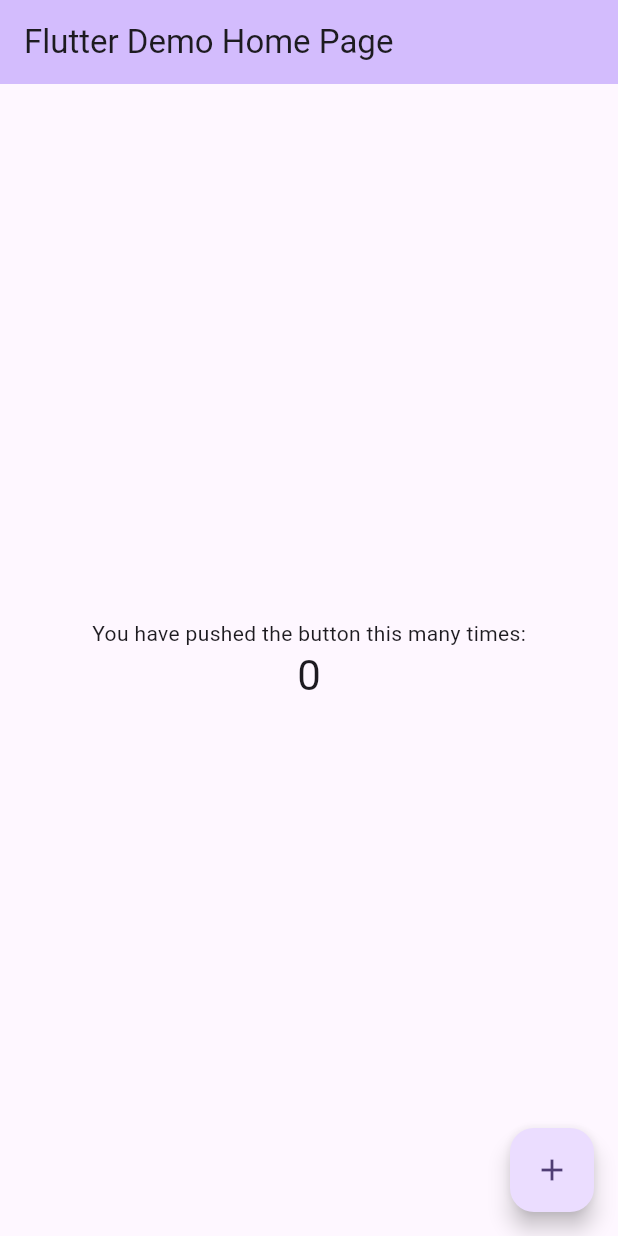
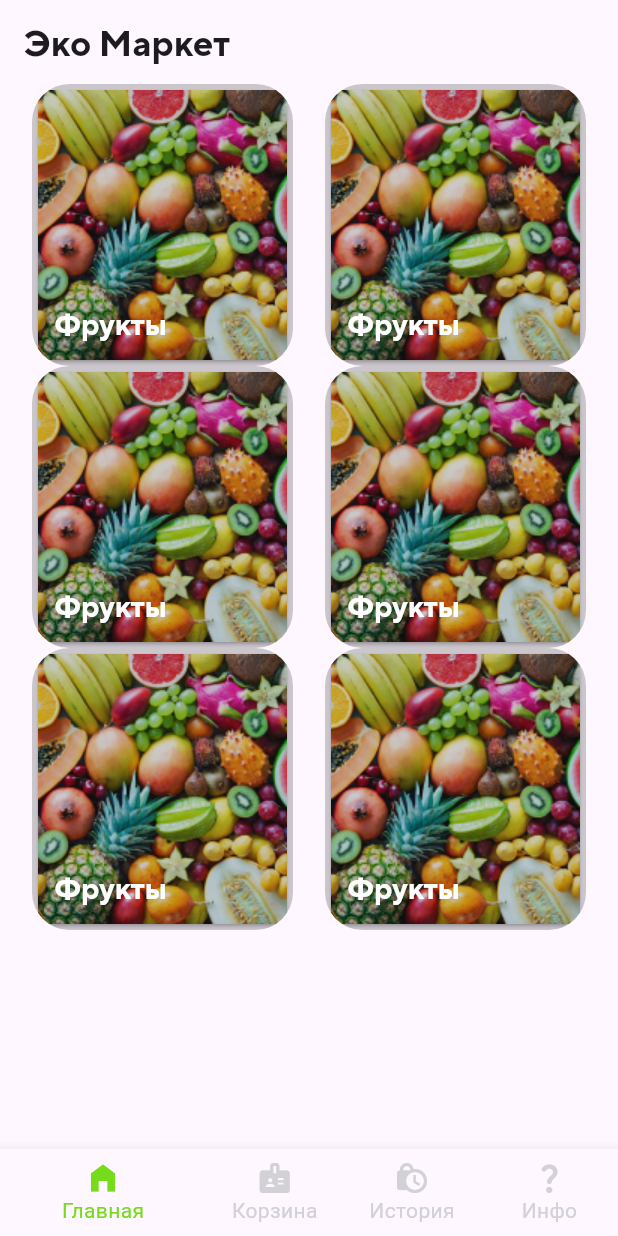
Before and after one commit to Zhanysh-Amanatov/neobookChallenge, a Flutter app: the screen it shows after launch, on a phone screen of 412 x 824 dp. Run offline on Flutter 3.47's test engine with Material 3 defaults, Android fonts, the light colour scheme and no system bars; our stand-ins replace flutter_screenutil.

Commit message:
Created screens for product categories, product list

```diff
--- a/lib/main.dart
+++ b/lib/main.dart
@@ -1,4 +1,9 @@
+/*External dependecies */
+import 'package:ecomarket/screens/product_categories.dart';
 import 'package:flutter/material.dart';
+import 'package:flutter_screenutil/flutter_screenutil.dart';
+/*Local dependencies */
+import 'package:ecomarket/theme.dart';
 
 void main() {
   runApp(const MyApp());
@@ -10,116 +15,16 @@
   // This widget is the root of your application.
   @override
   Widget build(BuildContext context) {
-    return MaterialApp(
-      title: 'Flutter Demo',
-      theme: ThemeData(
-        // This is the theme of your application.
-        //
-        // TRY THIS: Try running your application with "flutter run". You'll see
-        // the application has a purple toolbar. Then, without quitting the app,
-        // try changing the seedColor in the colorScheme below to Colors.green
-        // and then invoke "hot reload" (save your changes or press the "hot
-        // reload" button in a Flutter-supported IDE, or press "r" if you used
-        // the command line to start the app).
-        //
-        // Notice that the counter didn't reset back to zero; the application
-        // state is not lost during the reload. To reset the state, use hot
-        // restart instead.
-        //
-        // This works for code too, not just values: Most code changes can be
-        // tested with just a hot reload.
-        colorScheme: ColorScheme.fromSeed(seedColor: Colors.deepPurple),
-        useMaterial3: true,
-      ),
-      home: const MyHomePage(title: 'Flutter Demo Home Page'),
-    );
+    double width = 375;
+    double height = 812;
+    return ScreenUtilInit(
+        designSize: Size(width, height),
+        builder: (_, child) {
+          return MaterialApp(
+            title: 'Flutter Demo',
+            theme: myTheme,
+            home: const ProductCategories(),
+          );
+        });
   }
 }
-
-class MyHomePage extends StatefulWidget {
-  const MyHomePage({super.key, required this.title});
-
-  // This widget is the home page of your application. It is stateful, meaning
-  // that it has a State object (defined below) that contains fields that affect
-  // how it looks.
-
-  // This class is the configuration for the state. It holds the values (in this
-  // case the title) provided by the parent (in this case the App widget) and
-  // used by the build method of the State. Fields in a Widget subclass are
-  // always marked "final".
-
-  final String title;
-
-  @override
-  State<MyHomePage> createState() => _MyHomePageState();
-}
-
-class _MyHomePageState extends State<MyHomePage> {
-  int _counter = 0;
-
-  void _incrementCounter() {
-    setState(() {
-      // This call to setState tells the Flutter framework that something has
-      // changed in this State, which causes it to rerun the build method below
-      // so that the display can reflect the updated values. If we changed
-      // _counter without calling setState(), then the build method would not be
-      // called again, and so nothing would appear to happen.
-      _counter++;
-    });
-  }
-
-  @override
-  Widget build(BuildContext context) {
-    // This method is rerun every time setState is called, for instance as done
-    // by the _incrementCounter method above.
-    //
-    // The Flutter framework has been optimized to make rerunning build methods
-    // fast, so that you can just rebuild anything that needs updating rather
-    // than having to individually change instances of widgets.
-    return Scaffold(
-      appBar: AppBar(
-        // TRY THIS: Try changing the color here to a specific color (to
-        // Colors.amber, perhaps?) and trigger a hot reload to see the AppBar
-        // change color while the other colors stay the same.
-        backgroundColor: Theme.of(context).colorScheme.inversePrimary,
-        // Here we take the value from the MyHomePage object that was created by
-        // the App.build method, and use it to set our appbar title.
-        title: Text(widget.title),
-      ),
-      body: Center(
-        // Center is a layout widget. It takes a single child and positions it
-        // in the middle of the parent.
-        child: Column(
-          // Column is also a layout widget. It takes a list of children and
-          // arranges them vertically. By default, it sizes itself to fit its
-          // children horizontally, and tries to be as tall as its parent.
-          //
-          // Column has various properties to control how it sizes itself and
-          // how it positions its children. Here we use mainAxisAlignment to
-          // center the children vertically; the main axis here is the vertical
-          // axis because Columns are vertical (the cross axis would be
-          // horizontal).
-          //
-          // TRY THIS: Invoke "debug painting" (choose the "Toggle Debug Paint"
-          // action in the IDE, or press "p" in the console), to see the
-          // wireframe for each widget.
-          mainAxisAlignment: MainAxisAlignment.center,
-          children: <Widget>[
-            const Text(
-              'You have pushed the button this many times:',
-            ),
-            Text(
-              '$_counter',
-              style: Theme.of(context).textTheme.headlineMedium,
-            ),
-          ],
-        ),
-      ),
-      floatingActionButton: FloatingActionButton(
-        onPressed: _incrementCounter,
-        tooltip: 'Increment',
-        child: const Icon(Icons.add),
-      ), // This trailing comma makes auto-formatting nicer for build methods.
-    );
-  }
-}
--- /dev/null
+++ b/lib/screens/product_categories.dart
@@ -0,0 +1,147 @@
+// ignore_for_file: must_be_immutable
+/*External dependencies */
+import 'package:flutter/material.dart';
+import 'package:flutter_screenutil/flutter_screenutil.dart';
+/*Local dependencies */
+import 'package:ecomarket/screens/product_list.dart';
+
+class Category {
+  String name;
+  String image;
+  Category(this.name, this.image);
+}
+
+class ProductCategories extends StatefulWidget {
+  const ProductCategories({super.key});
+
+  @override
+  State<ProductCategories> createState() => _ProductCategoriesState();
+}
+
+class _ProductCategoriesState extends State<ProductCategories> {
+  List<Category> items = [
+    Category('Фрукты', 'assets/images/category.png'),
+    Category('Фрукты', 'assets/images/category.png'),
+    Category('Фрукты', 'assets/images/category.png'),
+    Category('Фрукты', 'assets/images/category.png'),
+    Category('Фрукты', 'assets/images/category.png'),
+    Category('Фрукты', 'assets/images/category.png'),
+  ];
+
+  int _selectedIndex = 0;
+
+  void _onItemTapped(int index) {
+    setState(() {
+      _selectedIndex = index;
+    });
+  }
+
+  @override
+  Widget build(BuildContext context) {
+    return Scaffold(
+      appBar: AppBar(
+        title: Text('Эко Маркет',
+            style: Theme.of(context).textTheme.headlineLarge),
+      ),
+      body: Column(
+        children: [
+          Expanded(
+            flex: 1,
+            child: ListView.builder(
+              itemCount: (items.length / 2).ceil(),
+              // Ensure the correct number of rows
+              itemBuilder: (context, rowIndex) {
+                final startIndex = rowIndex * 2;
+                final endIndex = startIndex + 2;
+                final rowItems = items.sublist(
+                  startIndex,
+                  endIndex.clamp(0, items.length),
+                );
+
+                return GestureDetector(
+                  onTap: () {
+                    Navigator.of(context).push(MaterialPageRoute(
+                        builder: (context) => const ProductList()));
+                  },
+                  child: Row(
+                    mainAxisAlignment: MainAxisAlignment.spaceEvenly,
+                    children: [
+                      for (final item in rowItems)
+                        ClipRRect(
+                          borderRadius: BorderRadius.circular(25),
+                          child: Card(
+                            color: Colors.white,
+                            child: SizedBox(
+                              // width: 166.w,
+                              // height: 180.h,
+                              child: Stack(
+                                alignment: Alignment.bottomLeft,
+                                children: [
+                                  ColorFiltered(
+                                    colorFilter: ColorFilter.mode(
+                                      Colors.black.withOpacity(0.2),
+                                      BlendMode.srcOver,
+                                    ),
+                                    child: Image.asset(
+                                      item.image,
+                                    ),
+                                  ),
+                                  Padding(
+                                    padding: EdgeInsets.all(10.w),
+                                    child: Text(
+                                      item.name,
+                                      style: Theme.of(context)
+                                          .textTheme
+                                          .headlineMedium,
+                                    ),
+                                  ),
+                                ],
+                              ),
+                            ),
+                          ),
+                        ),
+                      // Add an invisible placeholder card if the number of items is odd
+                      if (rowItems.length % 2 == 1)
+                        SizedBox(
+                          width: 166.w,
+                          child: const Card(
+                            color: Colors.transparent,
+                          ),
+                        ),
+                    ],
+                  ),
+                );
+              },
+            ),
+          ),
+          BottomNavigationBar(
+            items: const <BottomNavigationBarItem>[
+              BottomNavigationBarItem(
+                icon: Icon(Icons.home_filled),
+                label: 'Главная',
+              ),
+              BottomNavigationBarItem(
+                icon: Icon(Icons.badge),
+                label: 'Корзина',
+              ),
+              BottomNavigationBarItem(
+                icon: Icon(Icons.lock_clock),
+                label: 'История',
+              ),
+              BottomNavigationBarItem(
+                icon: Icon(Icons.question_mark_rounded),
+                label: 'Инфо',
+              ),
+            ],
+            currentIndex: _selectedIndex,
+            selectedItemColor: Theme.of(context).primaryColor,
+            unselectedItemColor: Theme.of(context).shadowColor,
+            unselectedFontSize: 14,
+            showUnselectedLabels: true,
+            onTap: _onItemTapped,
+          ),
+        ],
+      ),
+    );
+  }
+}
--- /dev/null
+++ b/lib/theme.dart
@@ -0,0 +1,31 @@
+/*External dependencies */
+import 'package:flutter/material.dart';
+
+final ThemeData myTheme = ThemeData(
+    primaryColor: const Color(0xFF75DB1B),
+    shadowColor: const Color(0xFFD2D1D5),
+    textTheme: const TextTheme(
+      headlineLarge: TextStyle(
+        fontFamily: 'TTNormsPro-Bold',
+        fontSize: 24,
+      ),
+      headlineMedium: TextStyle(
+        fontFamily: 'TTNormsPro-Bold',
+        fontSize: 20,
+        color: Colors.white,
+      ),
+      headlineSmall: TextStyle(
+        fontFamily: 'TTNormsPro-Medium',
+        fontSize: 14,
+        color: Colors.black,
+      ),
+      displayMedium: TextStyle(
+        fontFamily: 'TTNNormsPro-Bold',
+        fontSize: 20,
+        color: Color(0xFF75DB1B),
+      ),
+    ),
+    textButtonTheme: TextButtonThemeData(
+        style: TextButton.styleFrom(
+            backgroundColor: const Color(0xFF75DB1B),
+            foregroundColor: Colors.white)));
```
Also changed, not shown: lib/screens/product_list.dart (added, +94 -0 lines), pubspec.yaml (+15 -16 lines), assets/fonts/TTNormsPro-Bold.ttf (added), assets/fonts/TTNormsPro-Medium.ttf (added), assets/fonts/TTNormsPro-Regular.ttf (added), assets/images/category.png (added), assets/images/orange.png (added), assets/images/product.png (added), pubspec.lock, 1 other file.
